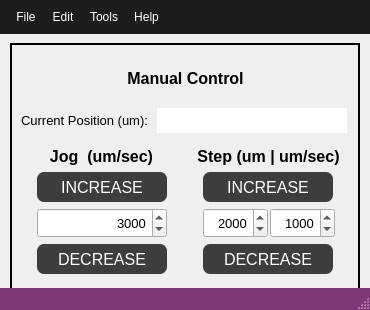
Old version of the form src/ECM_gui/galil_dialog/window_motion_control.ui in the repository dmherrington/ECM-Control-System.
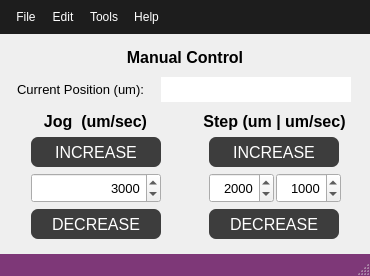
New version of the form.

Diff of the .ui file:
```diff
--- a/src/ECM_gui/galil_dialog/window_motion_control.ui
+++ b/src/ECM_gui/galil_dialog/window_motion_control.ui
@@ -7,7 +7,7 @@
     <x>0</x>
     <y>0</y>
     <width>370</width>
-    <height>310</height>
+    <height>276</height>
    </rect>
   </property>
   <property name="sizePolicy">
@@ -19,13 +19,13 @@
   <property name="minimumSize">
    <size>
     <width>370</width>
-    <height>310</height>
+    <height>276</height>
    </size>
   </property>
   <property name="maximumSize">
    <size>
     <width>370</width>
-    <height>310</height>
+    <height>276</height>
    </size>
   </property>
   <property name="windowTitle">
@@ -149,36 +149,6 @@
 }</string>
   </property>
   <widget class="QWidget" name="centralwidget">
-   <layout class="QGridLayout" name="gridLayout_3">
-    <item row="0" column="0">
-     <widget class="QFrame" name="frame_MaunalControl">
-      <property name="sizePolicy">
-       <sizepolicy hsizetype="Fixed" vsizetype="Fixed">
-        <horstretch>0</horstretch>
-        <verstretch>0</verstretch>
-       </sizepolicy>
-      </property>
-      <property name="minimumSize">
-       <size>
-        <width>350</width>
-        <height>250</height>
-       </size>
-      </property>
-      <property name="maximumSize">
-       <size>
-        <width>350</width>
-        <height>300</height>
-       </size>
-      </property>
-      <property name="frameShape">
-       <enum>QFrame::Box</enum>
-      </property>
-      <property name="frameShadow">
-       <enum>QFrame::Plain</enum>
-      </property>
-      <property name="lineWidth">
-       <number>2</number>
-      </property>
       <layout class="QGridLayout" name="gridLayout_2">
        <item row="0" column="0" colspan="2">
         <layout class="QHBoxLayout" name="horizontalLayout_6">
@@ -208,13 +178,13 @@
              <property name="minimumSize">
               <size>
                <width>0</width>
-               <height>32</height>
+            <height>20</height>
               </size>
              </property>
              <property name="maximumSize">
               <size>
                <width>16777215</width>
-               <height>32</height>
+            <height>20</height>
               </size>
              </property>
              <property name="font">
@@ -335,7 +305,7 @@
            </property>
           </widget>
          </item>
-         <item row="1" column="0">
+      <item row="2" column="0">
           <layout class="QGridLayout" name="gridLayout">
            <item row="0" column="0">
             <spacer name="horizontalSpacer_7">
@@ -672,9 +642,6 @@
           </layout>
          </item>
         </layout>
-       </item>
-      </layout>
-     </widget>
     </item>
    </layout>
   </widget>
```
Left out of the diff: 26 changed lines with no effect on the pictures. Lines whose indentation alone changed are shown as unchanged.
